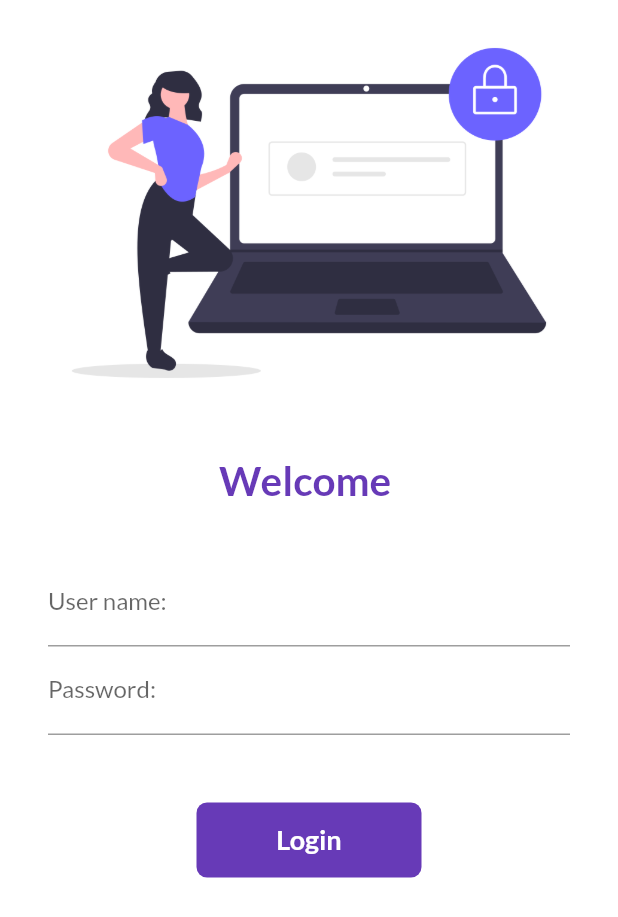
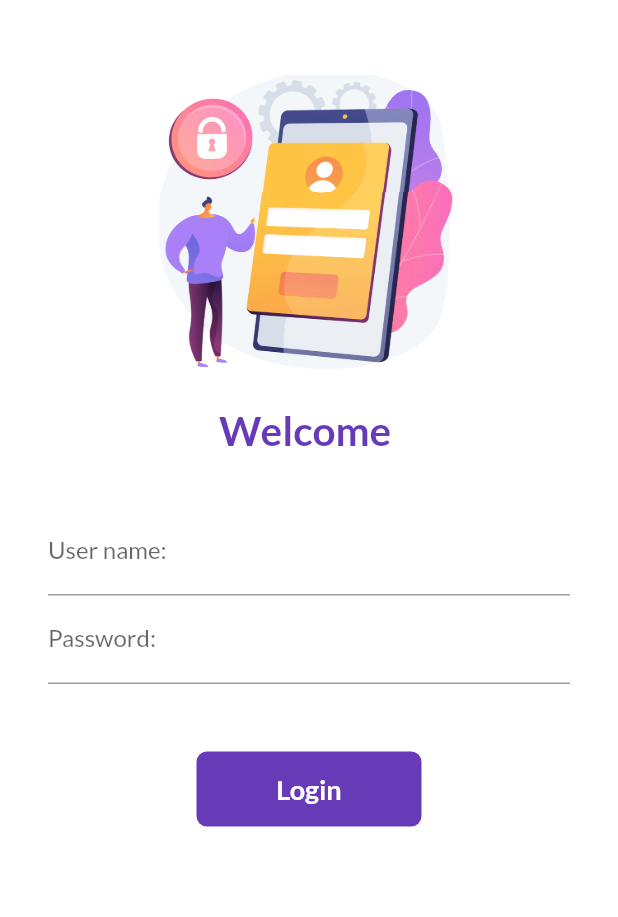
Before and after one commit to PoppyPretty/30daysofFlutter, a Flutter app: the screen it shows after launch, on a phone screen of 412 x 824 dp. Shown: the top 917 px of the screen. Run offline on Flutter 3.47's test engine with Material 2 defaults, Android fonts, the phone set to English and light mode, and no system bars; our stand-ins replace google_fonts.

Commit message:
Day 8 completed

```diff
--- a/lib/screens/login_page.dart
+++ b/lib/screens/login_page.dart
@@ -11,17 +11,43 @@ class LoginPage extends StatefulWidget {
 class _LoginPageState extends State<LoginPage> {
   String name = "";
   bool changeButton = false;
+  final _formKey = GlobalKey<FormState>();
+
+  // moveToHome(BuildContext context) async {
+  moveToHome(BuildContext context) {
+    // _formKey.currentState!... MEANS _formKey.currentState is NOT NULL
+    if (_formKey.currentState!.validate()) {
+      setState(() {
+        changeButton = true;
+      });
+
+      // await Future.delayed(const Duration(seconds: 1));
+      // await Navigator.pushNamed(context, MyRoutes.homeRoute);
+      Navigator.pushNamed(context, MyRoutes.homeRoute);
+
+      setState(() {
+        changeButton = false;
+      });
+    }
+  }
 
   @override
   Widget build(BuildContext context) {
     return Material(
       color: Colors.white,
       child: SingleChildScrollView(
+        child: Form(
+          key: _formKey,
           child: Column(
             children: [
+              const SizedBox(
+                height: 50.0,
+              ),
               Image.asset(
-              "assets/images/login_image.png",
-              fit: BoxFit.cover,
+                "assets/images/mobile_login_2.png",
+                height: 200.0,
+                width: 200.0,
+                fit: BoxFit.fill, //.cover,
               ),
               const SizedBox(
                 height: 20.0,
@@ -38,8 +64,8 @@ class _LoginPageState extends State<LoginPage> {
                 height: 20.0,
               ),
               Padding(
-              padding:
-                  const EdgeInsets.symmetric(vertical: 16.0, horizontal: 32.0),
+                padding: const EdgeInsets.symmetric(
+                    vertical: 16.0, horizontal: 32.0),
                 child: Column(
                   children: [
                     TextFormField(
@@ -47,6 +73,13 @@ class _LoginPageState extends State<LoginPage> {
                         labelText: "User name:",
                         hintText: "Enter user name",
                       ),
+                      validator: (value) {
+                        // value!... MEANS value is NOT NULL
+                        if (value!.trim().isEmpty) {
+                          return "User name cannot be empty";
+                        }
+                        return null;
+                      },
                       onChanged: ((value) {
                         name = value;
                         setState(() {});
@@ -58,33 +91,32 @@ class _LoginPageState extends State<LoginPage> {
                         labelText: "Password:",
                         hintText: "Enter password",
                       ),
+                      validator: (value) {
+                        // value!... MEANS value is NOT NULL
+                        if (value!.trim().isEmpty) {
+                          return "Password cannot be empty";
+                        } else if (value.trim().length < 6) {
+                          return "Password should have atleast 6 characters";
+                        }
+                        return null;
+                      },
                     ),
                     const SizedBox(
                       height: 45.0,
                     ),
-                  InkWell(
-                    onTap: (() async {
-                      setState(() async {
-                        changeButton = true;
-                      });
-                      await Future.delayed(const Duration(seconds: 1));
-                      // WARNING: Don't use BuildContexts across async gaps
-                      Navigator.pushNamed(context, MyRoutes.homeRoute);
-                    }),
+                    Material(
+                      color: Colors.deepPurple,
+                      borderRadius:
+                          BorderRadius.circular(changeButton ? 50 : 7),
+                      child: InkWell(
+                        onTap: () => moveToHome(context),
                         child: AnimatedContainer(
                           duration: const Duration(
-                        seconds: 10,
+                            seconds: 1,
                           ),
                           width: changeButton ? 50 : 150,
                           height: 50,
                           alignment: Alignment.center,
-                      decoration: BoxDecoration(
-                        color: Colors.deepPurple,
-                        // shape:
-                        //     changeButton ? BoxShape.circle : BoxShape.rectangle,
-                        borderRadius:
-                            BorderRadius.circular(changeButton ? 50 : 7),
-                      ),
                           child: changeButton
                               ? const Icon(
                                   Icons.done,
@@ -96,6 +128,7 @@ class _LoginPageState extends State<LoginPage> {
                                     color: Colors.white,
                                     fontSize: 18,
                                     fontWeight: FontWeight.bold,
+                                  ),
                                 ),
                         ),
                       ),
@@ -115,6 +148,7 @@ class _LoginPageState extends State<LoginPage> {
             ],
           ),
         ),
+      ),
     );
   }
 }
```
Also changed, not shown: assets/images/mobile_login_1.png (added), assets/images/mobile_login_2.png (added). Lines whose indentation alone changed are shown as unchanged.
